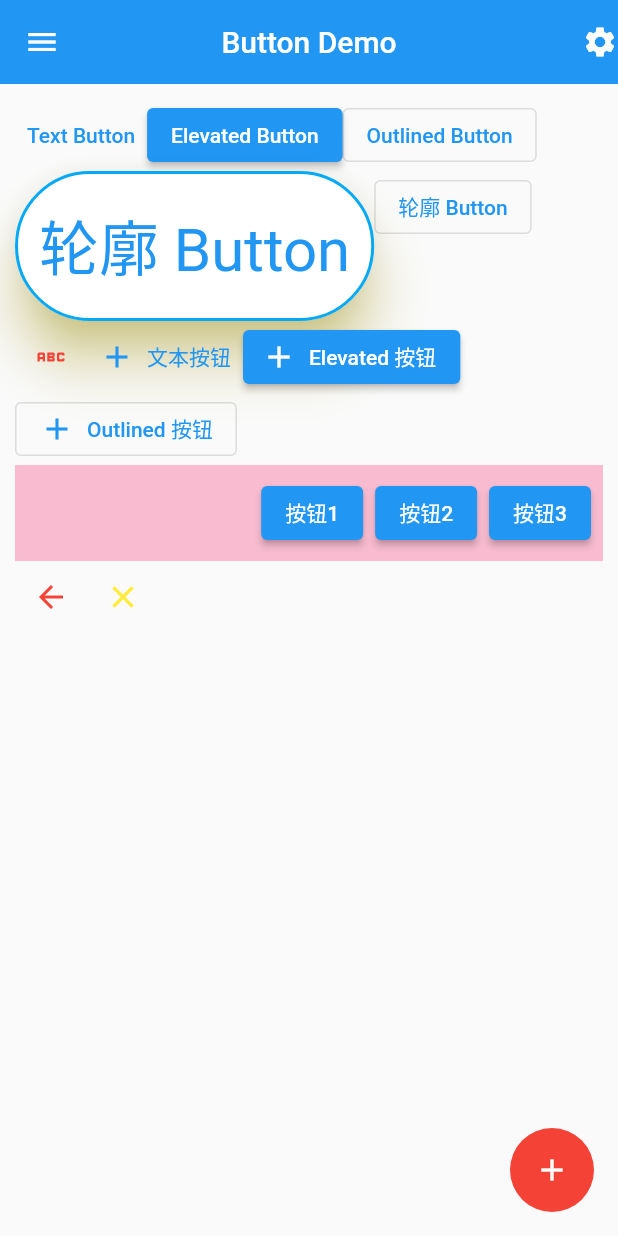
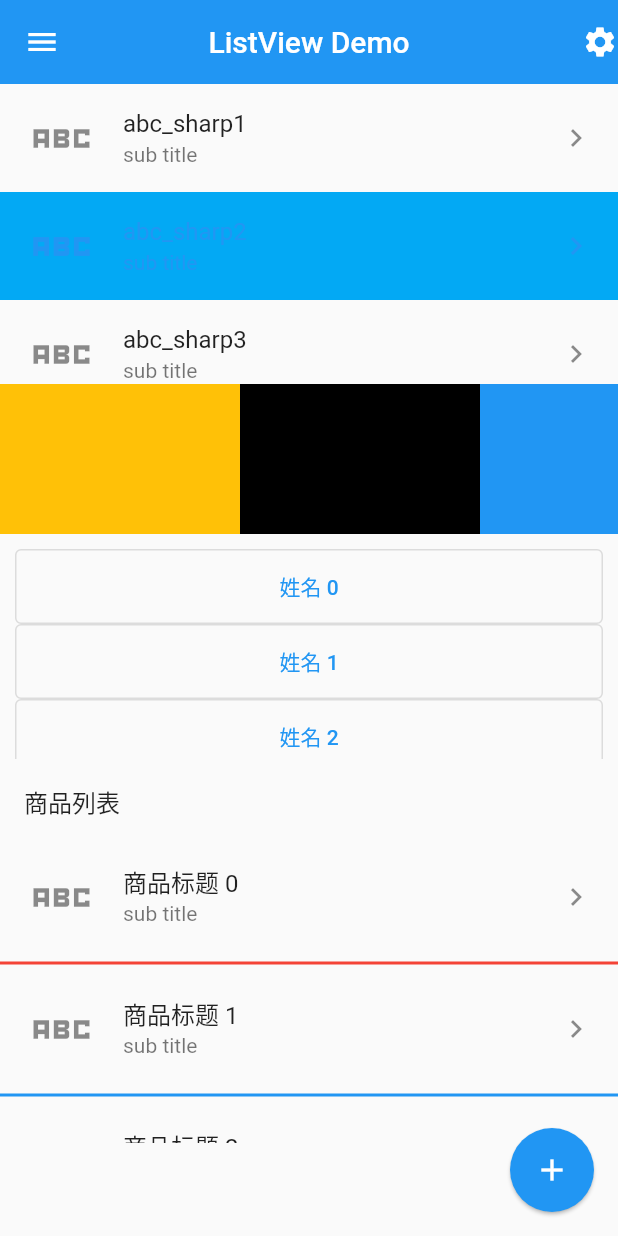
Before and after one commit to arilink-tech/flutter_study, a Flutter app: the screen it shows after launch, on a phone screen of 412 x 824 dp. Run offline on Flutter 3.47's test engine with Material 2 defaults, Android fonts, the light colour scheme and no system bars.

Commit message:
flutter_listView_studyFinished

```diff
--- /dev/null
+++ b/flutter_basic_study/lib/05_list/02_listView.dart
@@ -0,0 +1,196 @@
+import 'package:flutter/material.dart';
+
+class Home extends StatelessWidget {
+  const Home({Key? key}) : super(key: key);
+
+  @override
+  Widget build(BuildContext context) {
+    return Scaffold(
+      appBar: AppBar(
+        title: const Text("ListView Demo"),
+        leading: const Icon(Icons.menu),
+        actions: const [Icon(Icons.settings)],
+        elevation: 0.0,
+        centerTitle: true,
+      ),
+      body: ListViewDemo(),
+      floatingActionButton: FloatingActionButton(
+        onPressed: () {},
+        tooltip: 'Increment',
+        child: const Icon(Icons.add),
+        //backgroundColor: Colors.red,
+        elevation: 1.0,
+      ),
+    );
+  }
+}
+
+class ListViewDemo extends StatelessWidget {
+  const ListViewDemo({Key? key}) : super(key: key);
+
+  @override
+  Widget build(BuildContext context) {
+    return SingleChildScrollView(
+      child: Column(
+        children: [
+          ListViewBasic(),
+          ListViewhorizontal(),
+          ListViewBuilderDemo(),
+          ListViewSeperatedDemo(),
+        ],
+      ),
+    );
+  }
+}
+
+class ListViewBasic extends StatelessWidget {
+  const ListViewBasic({Key? key}) : super(key: key);
+
+  @override
+  Widget build(BuildContext context) {
+    return Container(
+      height: 200,
+      child: ListView(
+        scrollDirection: Axis.vertical, //默认垂直分布
+        children: const [
+          ListTile(
+            leading: Icon(
+              Icons.abc_sharp,
+              size: 50,
+            ),
+            title: Text('abc_sharp1'),
+            subtitle: Text('sub title'),
+            trailing: Icon(Icons.keyboard_arrow_right),
+          ),
+          ListTile(
+            leading: Icon(
+              Icons.abc_sharp,
+              size: 50,
+            ),
+            title: Text('abc_sharp2'),
+            subtitle: Text('sub title'),
+            trailing: Icon(Icons.keyboard_arrow_right),
+            selected: true,
+            selectedTileColor: Colors.lightBlue,
+          ),
+          ListTile(
+            leading: Icon(
+              Icons.abc_sharp,
+              size: 50,
+            ),
+            title: Text('abc_sharp3'),
+            subtitle: Text('sub title'),
+            trailing: Icon(Icons.keyboard_arrow_right),
+          )
+        ],
+      ),
+    );
+  }
+}
+
+class ListViewhorizontal extends StatelessWidget {
+  const ListViewhorizontal({Key? key}) : super(key: key);
+
+  @override
+  Widget build(BuildContext context) {
+    return Container(
+      height: 100,
+      child: ListView(
+        scrollDirection: Axis.horizontal, //跟scrollView一样 Windows下垂直滚动有效 水平滚动失效
+        children: [
+          Container(
+            width: 160,
+            color: Colors.amber,
+          ),
+          Container(
+            width: 160,
+            color: Colors.black,
+          ),
+          Container(
+            width: 160,
+            color: Colors.blue,
+          ),
+          Container(
+            width: 160,
+            color: Colors.grey,
+          )
+        ],
+      ),
+    );
+  }
+}
+
+class ListViewBuilderDemo extends StatelessWidget {
+  final List<Widget> users = new List<Widget>.generate(
+    20,
+    (index) => OutlinedButton(
+      onPressed: () {},
+      child: Text('姓名 $index'),
+    ),
+  );
+  @override
+  Widget build(BuildContext context) {
+    return Container(
+      height: 150,
+      child: ListView.builder(
+        itemCount: users.length,
+        itemExtent: 50,
+        padding: EdgeInsets.all(10),
+        itemBuilder: (context, index) {
+          return users[index];
+        },
+      ),
+    );
+  }
+}
+
+class ListViewSeperatedDemo extends StatelessWidget {
+  final List<Widget> products = List.generate(
+    20,
+    (index) => ListTile(
+      leading: Icon(
+        Icons.abc_sharp,
+        size: 50,
+      ),
+      title: Text('商品标题 $index'),
+      subtitle: Text('sub title'),
+      trailing: Icon(Icons.keyboard_arrow_right),
+    ),
+  );
+  @override
+  Widget build(BuildContext context) {
+    Widget dividerOdd = Divider(
+      color: Colors.blue,
+      thickness: 2,
+    );
+
+    Widget dividerEven = Divider(
+      color: Colors.red,
+      thickness: 2,
+    );
+    return Column(
+      children: [
+        ListTile(
+          title: Text('商品列表'),
+        ),
+        Container(
+          height: 200,
+          child: ListView.separated(
+            itemCount: 20,
+            itemBuilder: (context, index) {
+              return products[index];
+            },
+            //分割器的构造器
+            separatorBuilder: (context, index) {
+              // return Divider(
+              //   color: Colors.blue,
+              //   thickness: 2,
+              // );
+              return index % 2 == 0 ? dividerEven : dividerOdd;
+            },
+          ),
+        )
+      ],
+    );
+  }
+}
--- a/flutter_basic_study/lib/main.dart
+++ b/flutter_basic_study/lib/main.dart
@@ -7,7 +7,10 @@ import 'package:flutter/material.dart';
 // import '02_layout/04_warp.dart';
 // import '02_layout/05_stack.dart';
 // import '02_layout/06_card.dart';
-import '03_buttton/01_button.dart';
+// import '03_buttton/01_button.dart';
+// import '04_image/01_image.dart';
+// import '05_list/01_singleChildScrollView.dart';
+import '05_list/02_listView.dart';
 
 void main(List<String> args) {
   runApp(MyApp());
--- a/flutter_basic_study/pubspec.yaml
+++ b/flutter_basic_study/pubspec.yaml
@@ -61,6 +61,9 @@ flutter:
   # assets:
   #   - images/a_dot_burr.jpeg
   #   - images/a_dot_ham.jpeg
+  assets:
+    - images/iphone.jpg
+    - images/macStudio.jpg
 
   # An image asset can refer to one or more resolution-specific "variants", see
   # https://flutter.dev/assets-and-images/#resolution-aware.
```
Also changed, not shown: flutter_basic_study/lib/04_image/01_image.dart (added, +52 -0 lines), flutter_basic_study/lib/05_list/01_singleChildScrollView.dart (added, +88 -0 lines), flutter_basic_study/images/iphone.jpg (added), flutter_basic_study/images/macStudio.jpg (added), 1 other file.
